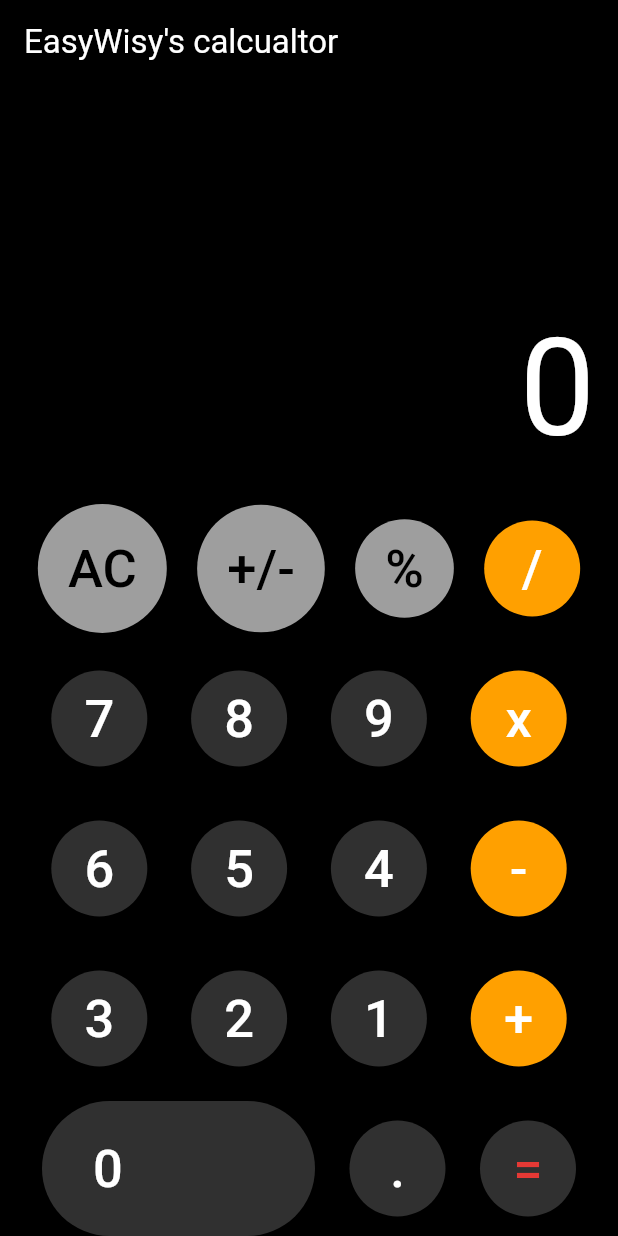
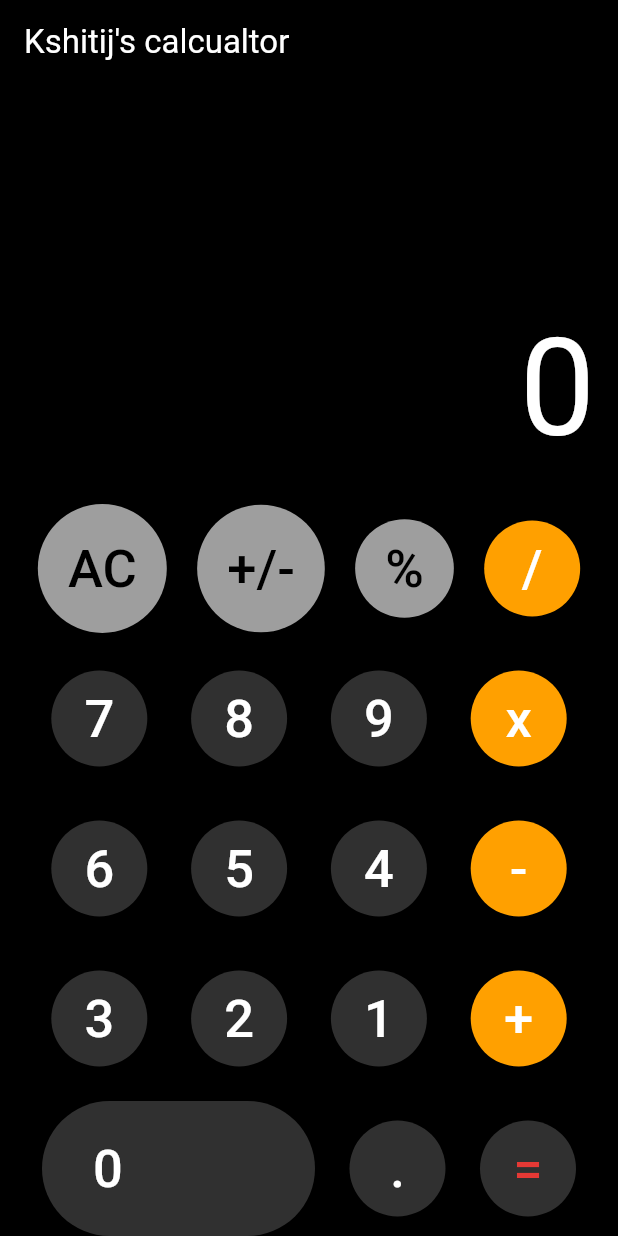
Before and after one commit to Kshitij-Anand7954/Calculator-By-flutter-With-Logic, a Flutter app: the screen it shows after launch, on a phone screen of 412 x 824 dp. Run offline on Flutter 3.47's test engine with Material 3 defaults, Android fonts, the phone set to English and light mode, and no system bars.

```diff
--- a/lib/main.dart
+++ b/lib/main.dart
@@ -51,7 +51,7 @@ class _calculatorState extends State<calculator> {
       backgroundColor: Colors.black,
       appBar: AppBar(
         title: Text(
-          "EasyWisy's calcualtor",
+          "Kshitij's calcualtor",
           style: TextStyle(color: Colors.white),
         ),
         backgroundColor: Colors.black,
```
